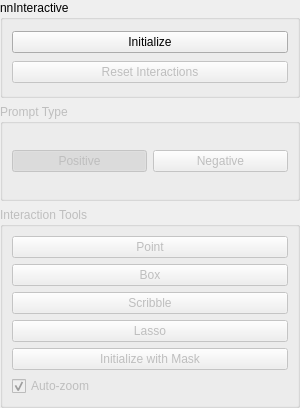
Old version of the form Modules/SegmentationUI/Qmitk/QmitknnInteractiveToolGUI.ui in the repository MITK/MITK.
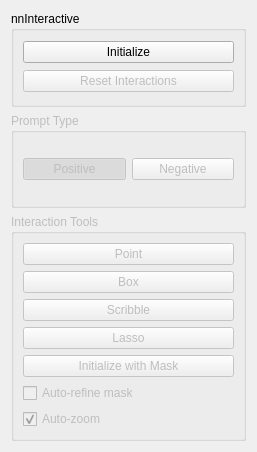
New version of the form. Icons and pictures are not drawn.

The edit to the form file:
```diff
--- a/Modules/SegmentationUI/Qmitk/QmitknnInteractiveToolGUI.ui
+++ b/Modules/SegmentationUI/Qmitk/QmitknnInteractiveToolGUI.ui
@@ -6,23 +6,11 @@
    <rect>
     <x>0</x>
     <y>0</y>
-    <width>300</width>
-    <height>408</height>
+    <width>257</width>
+    <height>452</height>
    </rect>
   </property>
   <layout class="QVBoxLayout" name="verticalLayout_3">
-   <property name="leftMargin">
-    <number>0</number>
-   </property>
-   <property name="topMargin">
-    <number>0</number>
-   </property>
-   <property name="rightMargin">
-    <number>0</number>
-   </property>
-   <property name="bottomMargin">
-    <number>0</number>
-   </property>
    <item>
     <widget class="QGroupBox" name="groupBox">
      <property name="title">
@@ -208,6 +196,13 @@
         </property>
        </widget>
       </item>
+      <item>
+       <widget class="QCheckBox" name="autoRefineCheckBox">
+        <property name="text">
+         <string>Auto-refine mask</string>
+        </property>
+       </widget>
+      </item>
       <item>
        <widget class="QCheckBox" name="autoZoomCheckBox">
         <property name="text">
```
